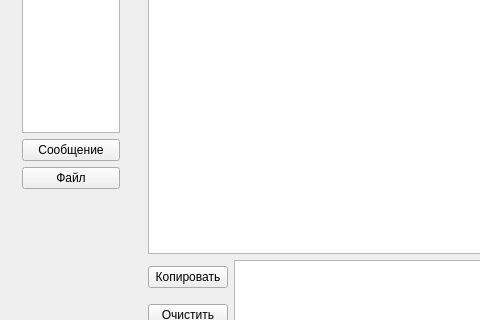
This is mainwindow.ui in IDLp1/dipp as Qt 5 draws it before an edit; both pictures show x 0 to 480 and y 148 to 468 of the 820 by 550 pixel window. The edited form follows.
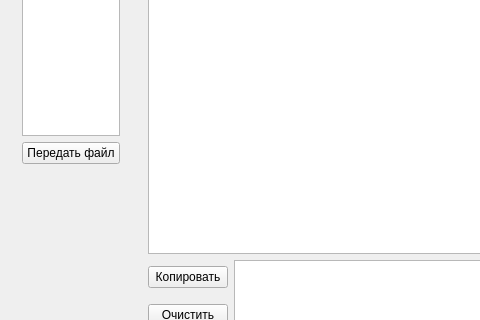
This is the edited form. Icons and pictures are not drawn. Custom widgets are drawn as their Qt base class.

Patch:
```diff
--- a/mainwindow.ui
+++ b/mainwindow.ui
@@ -61,17 +61,10 @@
          </property>
         </widget>
        </item>
-       <item>
-        <widget class="QPushButton" name="button_send_private">
-         <property name="text">
-          <string>Сообщение</string>
-         </property>
-        </widget>
-       </item>
        <item>
         <widget class="QPushButton" name="button_send_file">
          <property name="text">
-          <string>Файл</string>
+          <string>Передать файл</string>
          </property>
         </widget>
        </item>
```
